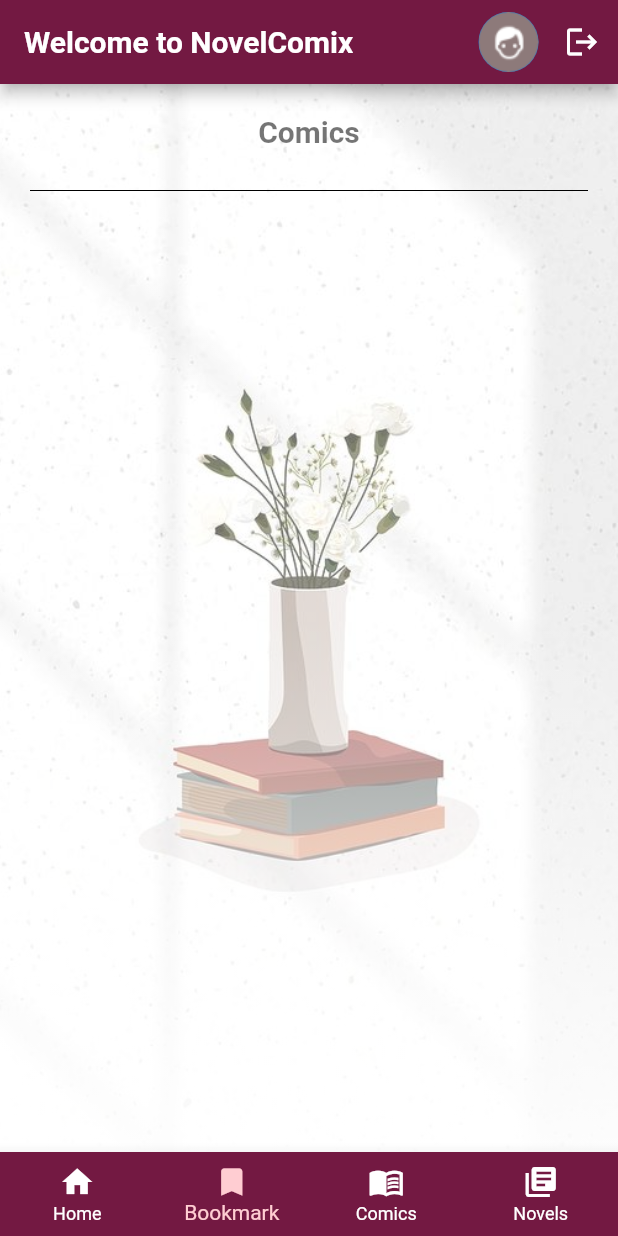
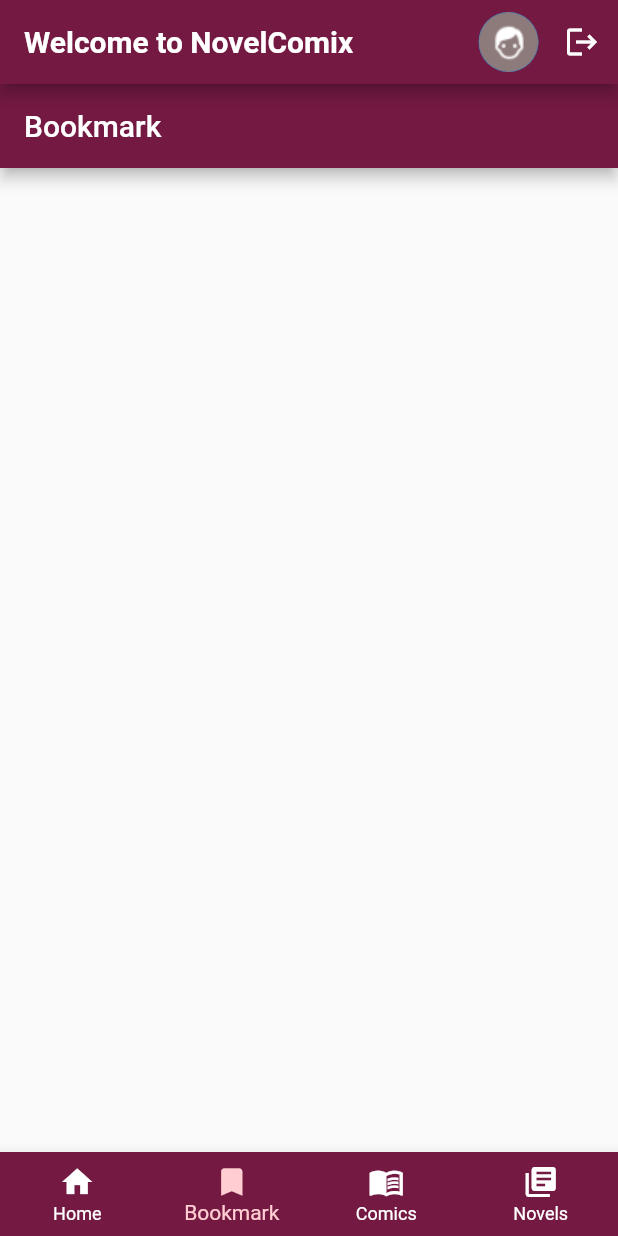
Before and after one commit to PauThing/6002CEM_Whatever, a Flutter app: the HomePage screen opened by its route, item 2 of the bottom bar chosen, on a phone screen of 412 x 824 dp. Run offline on Flutter 3.47's test engine with Material 2 defaults, Android fonts, the phone set to English and light mode, and no system bars; our stand-ins replace firebase_auth, firebase_core; accounts and stored records are empty.

Commit message:
Navigation bar connected

```diff
--- /dev/null
+++ b/novelcomix_app/lib/pages/bookmark_page.dart
@@ -0,0 +1,21 @@
+import 'package:flutter/material.dart';
+
+class BookmarkPage extends StatelessWidget {
+  const BookmarkPage({Key? key}) : super(key: key);
+
+  @override
+  Widget build(BuildContext context) {
+    // final args =
+    // ModalRoute.of(context)!.settings.arguments as Map<String, dynamic>;
+    // String title = args["Bookmark"];
+    // List<ComicModel> ListOfComic = args["comicList"];
+
+    return Scaffold(
+      appBar: AppBar(
+        title: Text("Bookmark"),
+        automaticallyImplyLeading: false,
+      ),
+
+    );
+  }
+}
--- a/novelcomix_app/lib/pages/home_page.dart
+++ b/novelcomix_app/lib/pages/home_page.dart
@@ -1,6 +1,7 @@
 import 'package:firebase_auth/firebase_auth.dart';
 import 'package:flutter/material.dart';
 import 'package:novelcomix_app/font_style.dart';
+import 'package:novelcomix_app/pages/bookmark_page.dart';
 import 'package:novelcomix_app/pages/comic_page.dart';
 import 'package:novelcomix_app/pages/login_page.dart';
 import 'package:novelcomix_app/pages/novel_page.dart';
@@ -20,7 +21,7 @@ class HomePage extends StatefulWidget {
 class _HomePageState extends State<HomePage> {
   int selectedIndex = 0;
 
-  List screens = [Home(), Comic(), Novel()];
+  List screens = [Home(), BookmarkPage(), ComicPage(), NovelPage()];
 
   void onClicked(int index) {
     setState(() {
@@ -133,63 +134,3 @@ class Home extends StatelessWidget {
     );
   }
 }
-
-//Comics
-class Comic extends StatelessWidget {
-  @override
-  Widget build(BuildContext context) {
-    return Container(
-      child: SingleChildScrollView(
-        child: Padding(
-          padding: const EdgeInsets.all(20),
-          child: Column(
-            children: [
-              Container(
-                child: Text(
-                  "Comics",
-                  style: homepageText,
-                ),
-              ),
-              SizedBox(
-                height: 20,
-              ),
-              Divider(
-                color: Colors.black,
-              ),
-            ],
-          ),
-        ),
-      ),
-    );
-  }
-}
-
-//Novels
-class Novel extends StatelessWidget {
-  @override
-  Widget build(BuildContext context) {
-    return Container(
-      child: SingleChildScrollView(
-        child: Padding(
-          padding: const EdgeInsets.all(20),
-          child: Column(
-            children: [
-              Container(
-                child: Text(
-                  "Novels",
-                  style: homepageText,
-                ),
-              ),
-              SizedBox(
-                height: 20,
-              ),
-              Divider(
-                color: Colors.black,
-              ),
-            ],
-          ),
-        ),
-      ),
-    );
-  }
-}
```
